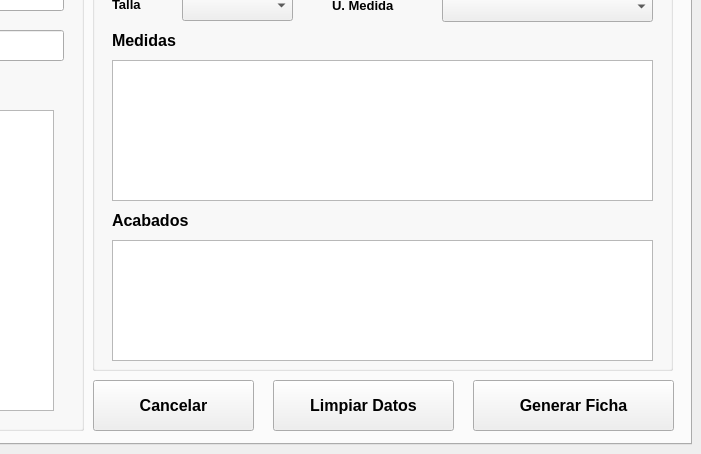
Old version of the form ui/main_window.ui in the repository Bubbl33s/maki-yumpu-irs; both pictures show x 499 to 1200 and y 146 to 600 of the 1200 by 600 pixel window.
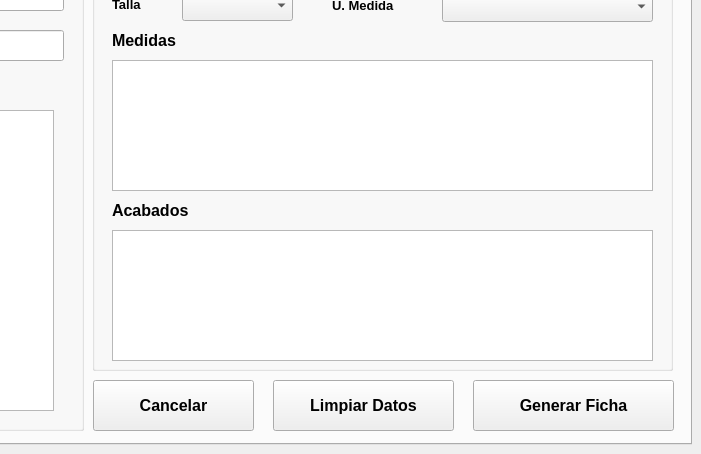
New version of the form. The open tabs and pages were chosen to show the change.

```diff
--- a/ui/main_window.ui
+++ b/ui/main_window.ui
@@ -1564,7 +1564,7 @@
          <x>20</x>
          <y>100</y>
          <width>541</width>
-         <height>141</height>
+         <height>131</height>
         </rect>
        </property>
       </widget>
@@ -1630,7 +1630,7 @@
        <property name="geometry">
         <rect>
          <x>20</x>
-         <y>250</y>
+         <y>240</y>
          <width>181</width>
          <height>21</height>
         </rect>
@@ -1649,9 +1649,9 @@
        <property name="geometry">
         <rect>
          <x>20</x>
-         <y>280</y>
+         <y>270</y>
          <width>541</width>
-         <height>121</height>
+         <height>131</height>
         </rect>
        </property>
       </widget>
```
Left out of the diff: 132 changed lines with no effect on the pictures.
